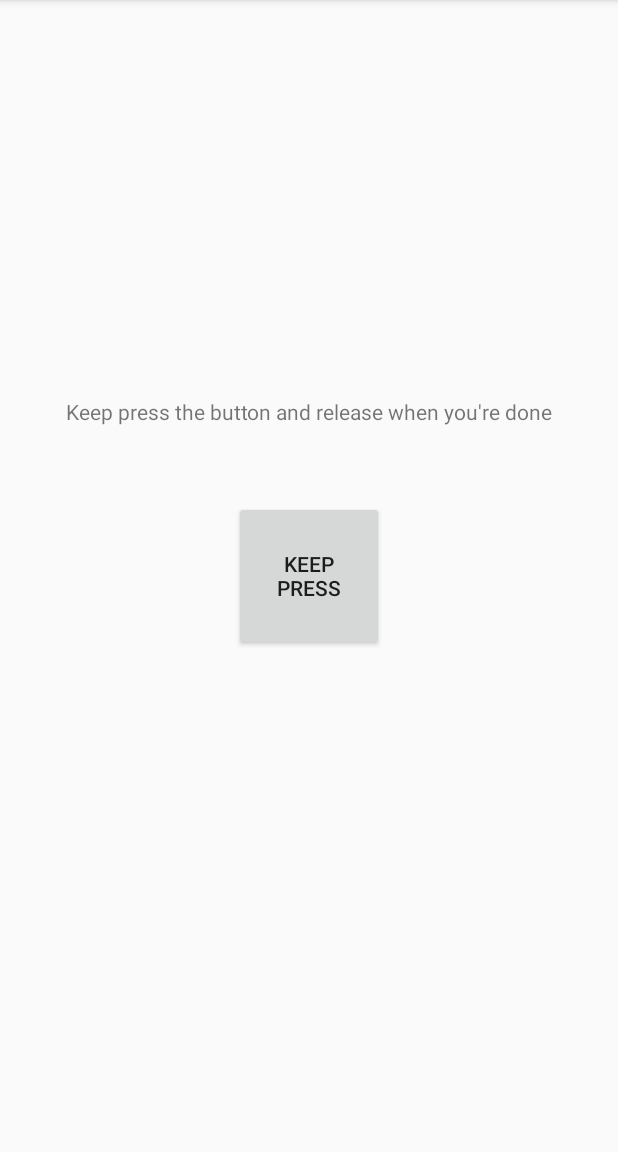
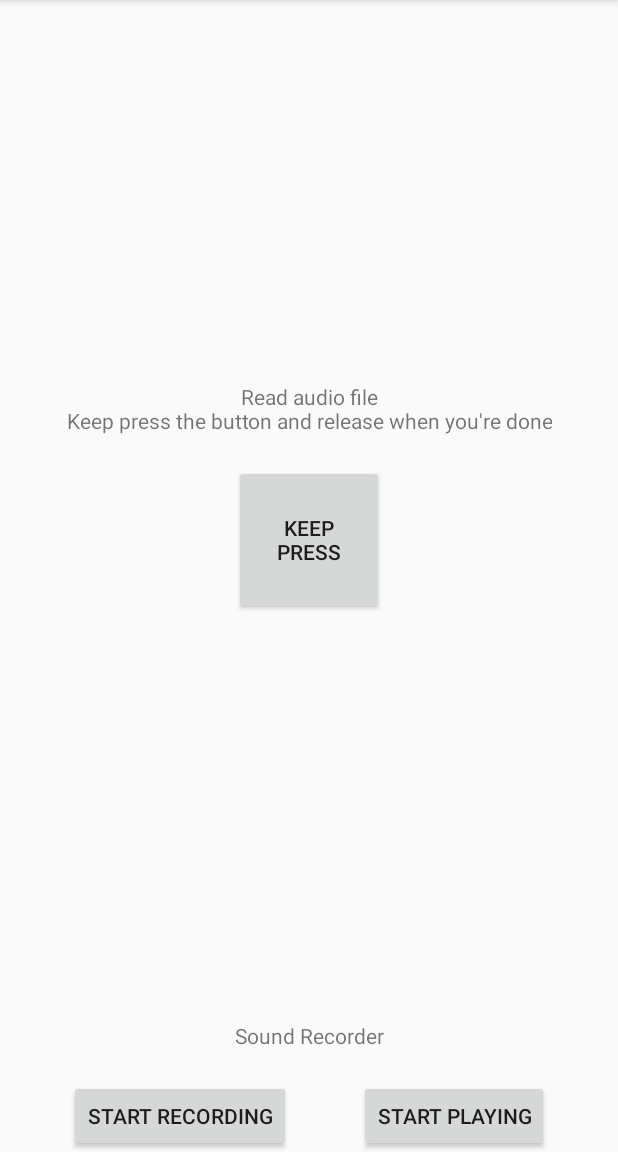
Before and after one commit to Oshuremy/AndroidAudioTest, an Android app: the screen it shows after launch (MainActivity), on a phone screen of 412 x 824 dp, the part 84-1236 px from its top. Run offline under Robolectric (Android 15) with nearby library versions, the light colour scheme and no system bars.

Commit message:
start to add record audio with google doc MediaRecorder

```diff
--- a/app/src/main/AndroidManifest.xml
+++ b/app/src/main/AndroidManifest.xml
@@ -2,8 +2,8 @@
 <manifest xmlns:android="http://schemas.android.com/apk/res/android"
     package="com.remys.audiotest">
 
-    <!--Permissions pour le micro -->
     <uses-permission android:name="android.permission.RECORD_AUDIO" />
+    <uses-permission android:name="android.permission.WRITE_EXTERNAL_STORAGE" />
 
     <application
         android:allowBackup="true"
--- a/app/src/main/java/com/remys/audiotest/MainActivity.kt
+++ b/app/src/main/java/com/remys/audiotest/MainActivity.kt
@@ -1,48 +1,153 @@
 package com.remys.audiotest
 
+import android.Manifest
+import android.content.pm.PackageManager
 import android.media.MediaPlayer
+import android.media.MediaRecorder
 import android.os.Bundle
 import android.util.Log
 import android.view.MotionEvent
 import androidx.appcompat.app.AppCompatActivity
+import androidx.core.app.ActivityCompat
 import kotlinx.android.synthetic.main.activity_main.*
+import java.io.IOException
+
+private const val LOG_TAG = "AudioRecordTest"
+private const val REQUEST_RECORD_AUDIO_PERMISSION = 200
 
 class MainActivity : AppCompatActivity() {
+    private var fileName: String = ""
+
+    private var mediaRecorder: MediaRecorder? = null
+
     private var mediaPlayer: MediaPlayer? = null
+
+    // Requesting permission to RECORD_AUDIO
+    private var permissionToRecordAccepted = false
+    private var permissions: Array<String> = arrayOf(Manifest.permission.RECORD_AUDIO)
+
+    override fun onRequestPermissionsResult(
+        requestCode: Int,
+        permissions: Array<String>,
+        grantResults: IntArray
+    ) {
+        super.onRequestPermissionsResult(requestCode, permissions, grantResults)
+        permissionToRecordAccepted = if (requestCode == REQUEST_RECORD_AUDIO_PERMISSION)
+            grantResults[0] == PackageManager.PERMISSION_GRANTED
+        else
+            false
+    }
 
     override fun onCreate(savedInstanceState: Bundle?) {
         super.onCreate(savedInstanceState)
         setContentView(R.layout.activity_main)
 
         readAudioFile()
+
+        // Record to the external cache directory for visibility
+        fileName = "${externalCacheDir?.absolutePath}/audiorecordtest.3gp"
+
+        ActivityCompat.requestPermissions(this, permissions, REQUEST_RECORD_AUDIO_PERMISSION)
+        readAudioListener()
+    }
+
+    override fun onStop() {
+        super.onStop()
+        mediaRecorder?.release()
+        mediaRecorder = null
+        mediaPlayer?.release()
+        mediaPlayer = null
     }
 
     private fun readAudioFile() {
         mediaPlayer = MediaPlayer.create(this, R.raw.sound_push)
-        mediaPlayer?.setOnPreparedListener {
-            Log.d("#test", "ready")
-        }
 
-        pushButton.setOnTouchListener { _, event ->
-            handleTouch(event)
+        readButton.setOnTouchListener { _, event ->
+            when (event.action) {
+                MotionEvent.ACTION_DOWN -> mediaPlayer?.start()
+                MotionEvent.ACTION_CANCEL, MotionEvent.ACTION_UP -> {
+                    mediaPlayer?.pause()
+                    mediaPlayer?.seekTo(0)
+                }
+            }
             true
         }
     }
 
-    private fun handleTouch(event: MotionEvent) {
-        when (event.action) {
-            MotionEvent.ACTION_DOWN -> {
-                Log.d("#test", "down")
-                mediaPlayer?.start()
+    private fun readAudioListener() {
+        var mStartRecording = true
+        var mStartPlaying = true
+
+        record.text = "Start recording"
+        record.setOnClickListener {
+            onRecord(mStartRecording)
+            record.text = when (mStartRecording) {
+                true -> "Stop recording"
+                false -> "Start recording"
             }
-            MotionEvent.ACTION_CANCEL, MotionEvent.ACTION_UP -> {
-                Log.d("#test", "cancel or up")
-                mediaPlayer?.pause()
-                mediaPlayer?.seekTo(0)
+            mStartRecording = !mStartRecording
+        }
+
+        play.text = "Start playing"
+        record.setOnClickListener {
+            onPlay(mStartPlaying)
+            record.text = when (mStartPlaying) {
+                true -> "Stop playing"
+                false -> "Start playing"
             }
-            else -> {
-                Log.d("#test", "else")
+            mStartPlaying = !mStartPlaying
+        }
+    }
+
+    private fun onRecord(start: Boolean) = if (start)
+        startRecording()
+    else
+        stopRecording()
+
+    private fun onPlay(start: Boolean) = if (start)
+        startPlaying()
+    else
+        stopPlaying()
+
+    private fun startRecording() {
+        mediaRecorder = MediaRecorder().apply {
+            setAudioSource(MediaRecorder.AudioSource.MIC)
+            setOutputFormat(MediaRecorder.OutputFormat.THREE_GPP)
+            setOutputFile(fileName)
+            setAudioEncoder(MediaRecorder.AudioEncoder.AMR_NB)
+
+            try {
+                prepare()
+            } catch (e: IOException) {
+                Log.e(LOG_TAG, "prepare() failed : $e")
+            }
+
+            start()
+        }
+    }
+
+    private fun stopRecording() {
+        mediaRecorder?.apply {
+            stop()
+            release()
+        }
+        mediaRecorder = null
+    }
+
+    private fun startPlaying() {
+        mediaPlayer = MediaPlayer().apply {
+            try {
+                setDataSource(fileName)
+                prepare()
+                start()
+            } catch (e: IOException) {
+                Log.e(LOG_TAG, "prepare() failed $e")
             }
         }
     }
+
+    private fun stopPlaying() {
+        mediaPlayer?.release()
+        mediaPlayer = null
+    }
 }
--- a/app/src/main/res/layout/activity_main.xml
+++ b/app/src/main/res/layout/activity_main.xml
@@ -6,24 +6,62 @@
     android:layout_height="match_parent"
     tools:context=".MainActivity">
 
+    <TextView
+        android:id="@+id/textView"
+        android:layout_width="wrap_content"
+        android:layout_height="wrap_content"
+        android:layout_marginBottom="20dp"
+        android:gravity="center"
+        android:text="Read audio file\nKeep press the button and release when you're done"
+        app:layout_constraintBottom_toTopOf="@+id/readButton"
+        app:layout_constraintLeft_toLeftOf="parent"
+        app:layout_constraintRight_toRightOf="parent" />
+
     <Button
-        android:id="@+id/pushButton"
+        android:id="@+id/readButton"
         android:layout_width="100dp"
         android:layout_height="100dp"
         android:text="Keep press"
-        app:layout_constraintBottom_toBottomOf="parent"
+        app:layout_constraintBottom_toTopOf="@+id/record_buttons"
         app:layout_constraintEnd_toEndOf="parent"
         app:layout_constraintStart_toStartOf="parent"
         app:layout_constraintTop_toTopOf="parent" />
 
     <TextView
-        android:id="@+id/textView"
+        android:id="@+id/textView_sound_recorder_heading"
         android:layout_width="wrap_content"
         android:layout_height="wrap_content"
-        android:layout_marginBottom="50dp"
-        android:text="Keep press the button and release when you're done"
-        app:layout_constraintBottom_toTopOf="@+id/pushButton"
+        android:layout_marginBottom="20dp"
+        android:text="Sound Recorder"
+        app:layout_constraintBottom_toTopOf="@+id/record_buttons"
         app:layout_constraintLeft_toLeftOf="parent"
         app:layout_constraintRight_toRightOf="parent" />
 
+    <androidx.constraintlayout.widget.ConstraintLayout
+        android:id="@+id/record_buttons"
+        android:layout_width="match_parent"
+        android:layout_height="wrap_content"
+        app:layout_constraintBottom_toBottomOf="parent">
+
+        <Button
+            android:id="@+id/record"
+            android:layout_width="wrap_content"
+            android:layout_height="wrap_content"
+            android:text="Record"
+            app:layout_constraintBottom_toBottomOf="parent"
+            app:layout_constraintEnd_toStartOf="@+id/play"
+            app:layout_constraintStart_toStartOf="parent"
+            app:layout_constraintTop_toTopOf="parent" />
+
+        <Button
+            android:id="@+id/play"
+            android:layout_width="wrap_content"
+            android:layout_height="wrap_content"
+            android:text="Play"
+            app:layout_constraintBottom_toBottomOf="parent"
+            app:layout_constraintEnd_toEndOf="parent"
+            app:layout_constraintStart_toEndOf="@+id/record"
+            app:layout_constraintTop_toTopOf="parent" />
+    </androidx.constraintlayout.widget.ConstraintLayout>
+
 </androidx.constraintlayout.widget.ConstraintLayout>
```
